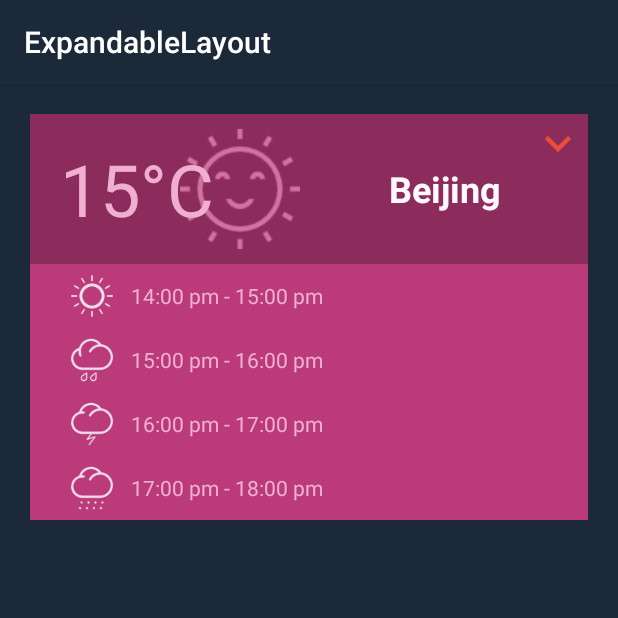
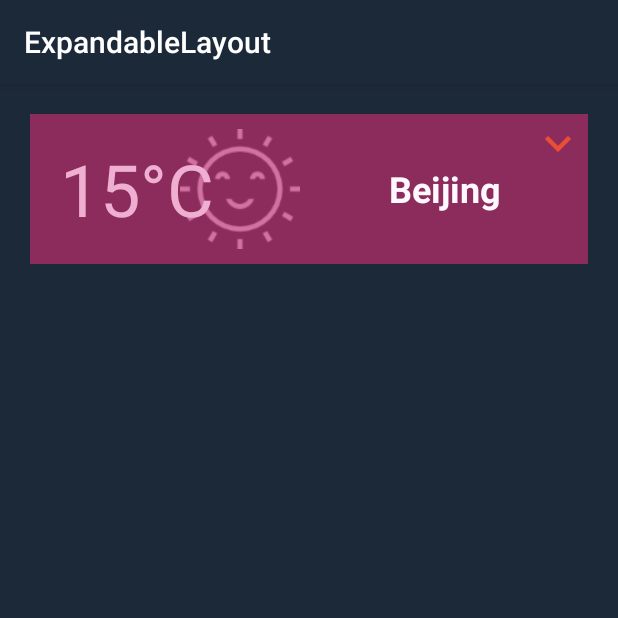
Before and after one commit to andyxialm/ExpandableLayout, an Android app: the screen it shows after launch (MainActivity), on a phone screen of 412 x 824 dp, the top half of it. Run offline under Robolectric (Android 15) with nearby library versions, the phone set to English and light mode, and no system bars.

```diff
--- a/library/src/main/java/cn/refactor/library/ExpandableLayout.java
+++ b/library/src/main/java/cn/refactor/library/ExpandableLayout.java
@@ -52,7 +52,7 @@ public class ExpandableLayout extends LinearLayout {
             TypedArray ta = context.obtainStyledAttributes(attrs, R.styleable.ExpandableLayout);
             mDuration = ta.getInt(R.styleable.ExpandableLayout_duration, DEFAULT_DURATION);
             mIsClickToChange = ta.getBoolean(R.styleable.ExpandableLayout_clickToChange, false);
-            mIsExpand = ta.getInteger(R.styleable.ExpandableLayout_init, 1) == 1;
+            mIsExpand = ta.getInteger(R.styleable.ExpandableLayout_init, 2) == 1;
             ta.recycle();
         }
 
@@ -65,6 +65,9 @@ public class ExpandableLayout extends LinearLayout {
     }
 
     public void expand() {
+        if (mIsExpand) {
+            return;
+        }
         executeExpand(this);
 
         if (mSwitcher != null) {
@@ -74,6 +77,9 @@ public class ExpandableLayout extends LinearLayout {
     }
 
     public void collapse() {
+        if (!mIsExpand) {
+            return;
+        }
         executeCollapse(this);
 
         if (mSwitcher != null) {
@@ -83,11 +89,10 @@ public class ExpandableLayout extends LinearLayout {
     }
 
     public void change() {
-        mIsExpand = !mIsExpand;
         if (mIsExpand) {
+            collapse();
+        } else {
             expand();
-        } else {
-            collapse();
         }
     }
 
@@ -216,6 +221,7 @@ public class ExpandableLayout extends LinearLayout {
     }
 
     private void executeExpand(final View view) {
+        mIsExpand = !mIsExpand;
         setVisibility(View.VISIBLE);
         int newPos = (getOrientation() == HORIZONTAL ? mWidth : mHeight);
         Animator animator = createAnimator(view, 0, newPos);
@@ -248,6 +254,7 @@ public class ExpandableLayout extends LinearLayout {
     }
 
     private void executeCollapse(final View view) {
+        mIsExpand = !mIsExpand;
         int newPos = (getOrientation() == HORIZONTAL ? mWidth : mHeight);
         ValueAnimator animator = createAnimator(view, newPos, 0);
         animator.addListener(new Animator.AnimatorListener() {
--- a/sample/src/main/java/cn/refactor/expandablelayout/MainActivity.java
+++ b/sample/src/main/java/cn/refactor/expandablelayout/MainActivity.java
@@ -1,7 +1,7 @@
 package cn.refactor.expandablelayout;
 
+import android.os.Bundle;
 import android.support.v7.app.AppCompatActivity;
-import android.os.Bundle;
 import android.util.Log;
 import android.view.View;
 
@@ -54,5 +54,6 @@ public class MainActivity extends AppCompatActivity {
             }
         });
 
+
     }
 }
--- a/sample/src/main/res/layout/activity_main.xml
+++ b/sample/src/main/res/layout/activity_main.xml
@@ -9,18 +9,18 @@
     <LinearLayout
         android:id="@+id/btnTitle"
         android:layout_width="match_parent"
+        android:layout_height="100dp"
         android:layout_marginLeft="20dp"
         android:layout_marginRight="20dp"
         android:layout_marginTop="20dp"
-        android:layout_height="100dp"
         android:background="@drawable/selector"
         android:gravity="center"
         android:orientation="horizontal">
 
         <FrameLayout
             android:layout_width="0dp"
-            android:layout_weight="2"
-            android:layout_height="wrap_content">
+            android:layout_height="wrap_content"
+            android:layout_weight="2">
 
             <ImageView
                 android:layout_width="80dp"
@@ -43,8 +43,8 @@
             android:layout_width="0dp"
             android:layout_height="wrap_content"
             android:layout_weight="1"
+            android:gravity="center"
             android:text="Beijing"
-            android:gravity="center"
             android:textColor="#fff9ff"
             android:textSize="24sp"
             android:textStyle="bold" />
@@ -62,11 +62,10 @@
         android:id="@+id/expandableLayout"
         android:layout_width="match_parent"
         android:layout_height="wrap_content"
+        android:layout_marginLeft="20dp"
         android:layout_marginRight="20dp"
-        android:layout_marginLeft="20dp"
         android:background="#bb3a7a"
         android:orientation="vertical"
-        app:init="expand"
         app:clickToChange="true"
         app:duration="500">
 
@@ -74,88 +73,88 @@
         <LinearLayout
             android:layout_width="match_parent"
             android:layout_height="wrap_content"
-            android:padding="5dp"
             android:gravity="center_vertical"
-            android:orientation="horizontal">
+            android:orientation="horizontal"
+            android:padding="5dp">
 
             <ImageView
-                android:layout_marginLeft="20dp"
                 android:layout_width="wrap_content"
                 android:layout_height="wrap_content"
-                android:src="@mipmap/small_sum"/>
+                android:layout_marginLeft="20dp"
+                android:src="@mipmap/small_sum" />
 
             <TextView
                 android:layout_width="wrap_content"
                 android:layout_height="wrap_content"
                 android:layout_marginLeft="10dp"
+                android:gravity="center"
                 android:text="14:00 pm - 15:00 pm"
-                android:gravity="center"
                 android:textColor="#efafd1" />
         </LinearLayout>
 
         <LinearLayout
             android:layout_width="match_parent"
             android:layout_height="wrap_content"
-            android:padding="5dp"
             android:gravity="center_vertical"
-            android:orientation="horizontal">
+            android:orientation="horizontal"
+            android:padding="5dp">
 
             <ImageView
-                android:layout_marginLeft="20dp"
                 android:layout_width="wrap_content"
                 android:layout_height="wrap_content"
-                android:src="@mipmap/rain"/>
+                android:layout_marginLeft="20dp"
+                android:src="@mipmap/rain" />
 
             <TextView
                 android:layout_width="wrap_content"
                 android:layout_height="wrap_content"
                 android:layout_marginLeft="10dp"
+                android:gravity="center"
                 android:text="15:00 pm - 16:00 pm"
-                android:gravity="center"
                 android:textColor="#efafd1" />
         </LinearLayout>
 
         <LinearLayout
             android:layout_width="match_parent"
             android:layout_height="wrap_content"
-            android:padding="5dp"
             android:gravity="center_vertical"
-            android:orientation="horizontal">
+            android:orientation="horizontal"
+            android:padding="5dp">
 
             <ImageView
-                android:layout_marginLeft="20dp"
                 android:layout_width="wrap_content"
                 android:layout_height="wrap_content"
-                android:src="@mipmap/thunder"/>
+                android:layout_marginLeft="20dp"
+                android:src="@mipmap/thunder" />
 
             <TextView
                 android:layout_width="wrap_content"
                 android:layout_height="wrap_content"
                 android:layout_marginLeft="10dp"
+                android:gravity="center"
                 android:text="16:00 pm - 17:00 pm"
-                android:gravity="center"
                 android:textColor="#efafd1" />
         </LinearLayout>
 
         <LinearLayout
             android:layout_width="match_parent"
             android:layout_height="wrap_content"
-            android:padding="5dp"
             android:gravity="center_vertical"
-            android:orientation="horizontal">
+            android:orientation="horizontal"
+            android:padding="5dp">
 
             <ImageView
-                android:layout_marginLeft="20dp"
                 android:layout_width="wrap_content"
                 android:layout_height="wrap_content"
-                android:src="@mipmap/snow"/>
+                android:layout_marginLeft="20dp"
+                android:src="@mipmap/snow" />
 
             <TextView
                 android:layout_width="wrap_content"
                 android:layout_height="wrap_content"
                 android:layout_marginLeft="10dp"
+                android:gravity="center"
                 android:text="17:00 pm - 18:00 pm"
-                android:gravity="center"
                 android:textColor="#efafd1" />
         </LinearLayout>
 
```
